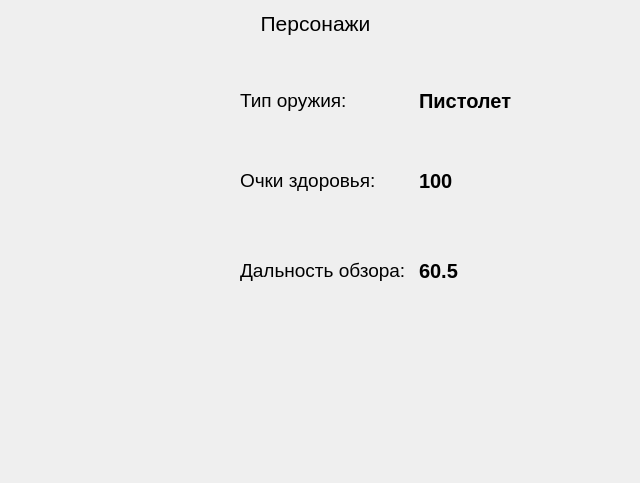
Old version of the form exam/persons.ui in the repository PIRATtt/201_351_Krisanov.
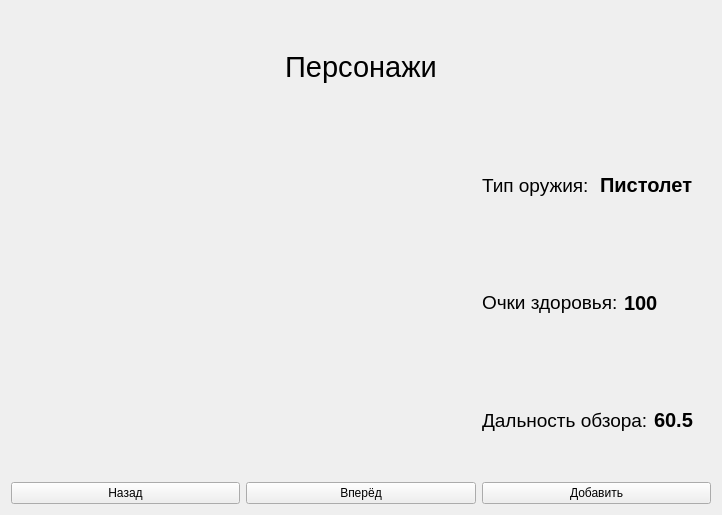
New version of the form.

```diff
--- a/exam/persons.ui
+++ b/exam/persons.ui
@@ -6,35 +6,27 @@
    <rect>
     <x>0</x>
     <y>0</y>
-    <width>640</width>
-    <height>483</height>
+    <width>722</width>
+    <height>515</height>
    </rect>
   </property>
   <property name="windowTitle">
    <string>Form</string>
   </property>
+  <layout class="QGridLayout" name="gridLayout">
+   <item row="0" column="0" colspan="3">
   <widget class="QLabel" name="title">
-   <property name="geometry">
-    <rect>
-     <x>-10</x>
-     <y>10</y>
-     <width>651</width>
-     <height>28</height>
-    </rect>
+     <property name="font">
+      <font>
+       <pointsize>18</pointsize>
+      </font>
    </property>
    <property name="text">
-    <string>&lt;html&gt;&lt;head/&gt;&lt;body&gt;&lt;p align=&quot;center&quot;&gt;&lt;span style=&quot; font-size:16pt;&quot;&gt;Персонажи&lt;/span&gt;&lt;/p&gt;&lt;/body&gt;&lt;/html&gt;</string>
-   </property>
-  </widget>
-  <widget class="QWidget" name="horizontalLayoutWidget">
-   <property name="geometry">
-    <rect>
-     <x>240</x>
-     <y>70</y>
-     <width>351</width>
-     <height>61</height>
-    </rect>
-   </property>
+      <string>&lt;html&gt;&lt;head/&gt;&lt;body&gt;&lt;p align=&quot;center&quot;&gt;&lt;span style=&quot; font-size:22pt;&quot;&gt;Персонажи&lt;/span&gt;&lt;/p&gt;&lt;/body&gt;&lt;/html&gt;</string>
+     </property>
+    </widget>
+   </item>
+   <item row="1" column="2">
    <layout class="QHBoxLayout" name="horizontalLayout">
     <item>
      <widget class="QLabel" name="type_gun">
@@ -62,16 +54,8 @@
      </widget>
     </item>
    </layout>
-  </widget>
-  <widget class="QWidget" name="horizontalLayoutWidget_2">
-   <property name="geometry">
-    <rect>
-     <x>240</x>
-     <y>150</y>
-     <width>351</width>
-     <height>61</height>
-    </rect>
-   </property>
+   </item>
+   <item row="2" column="2">
    <layout class="QHBoxLayout" name="horizontalLayout_2">
     <item>
      <widget class="QLabel" name="health_num">
@@ -99,16 +83,8 @@
      </widget>
     </item>
    </layout>
-  </widget>
-  <widget class="QWidget" name="horizontalLayoutWidget_3">
-   <property name="geometry">
-    <rect>
-     <x>240</x>
-     <y>240</y>
-     <width>351</width>
-     <height>61</height>
-    </rect>
-   </property>
+   </item>
+   <item row="3" column="2">
    <layout class="QHBoxLayout" name="horizontalLayout_3">
     <item>
      <widget class="QLabel" name="dist_type">
@@ -136,7 +112,29 @@
      </widget>
     </item>
    </layout>
-  </widget>
+   </item>
+   <item row="4" column="0">
+    <widget class="QPushButton" name="btn_back">
+     <property name="text">
+      <string>Назад</string>
+     </property>
+    </widget>
+   </item>
+   <item row="4" column="1">
+    <widget class="QPushButton" name="btn_next">
+     <property name="text">
+      <string>Вперёд</string>
+     </property>
+    </widget>
+   </item>
+   <item row="4" column="2">
+    <widget class="QPushButton" name="btn_add">
+     <property name="text">
+      <string>Добавить</string>
+     </property>
+    </widget>
+   </item>
+  </layout>
  </widget>
  <resources/>
  <connections/>
```
Lines whose indentation alone changed are shown as unchanged.
